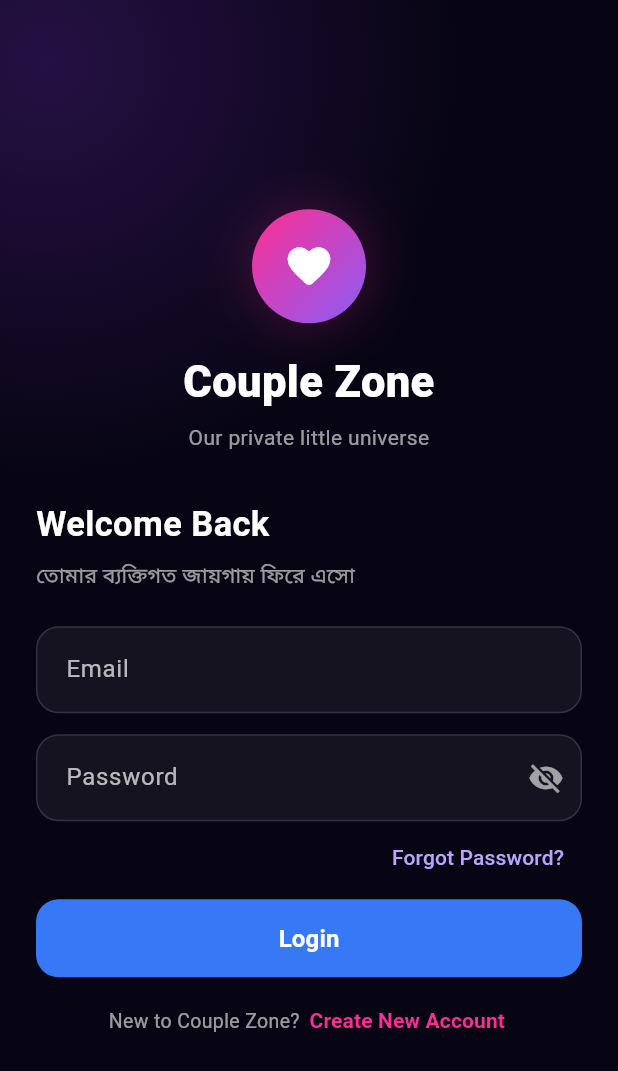
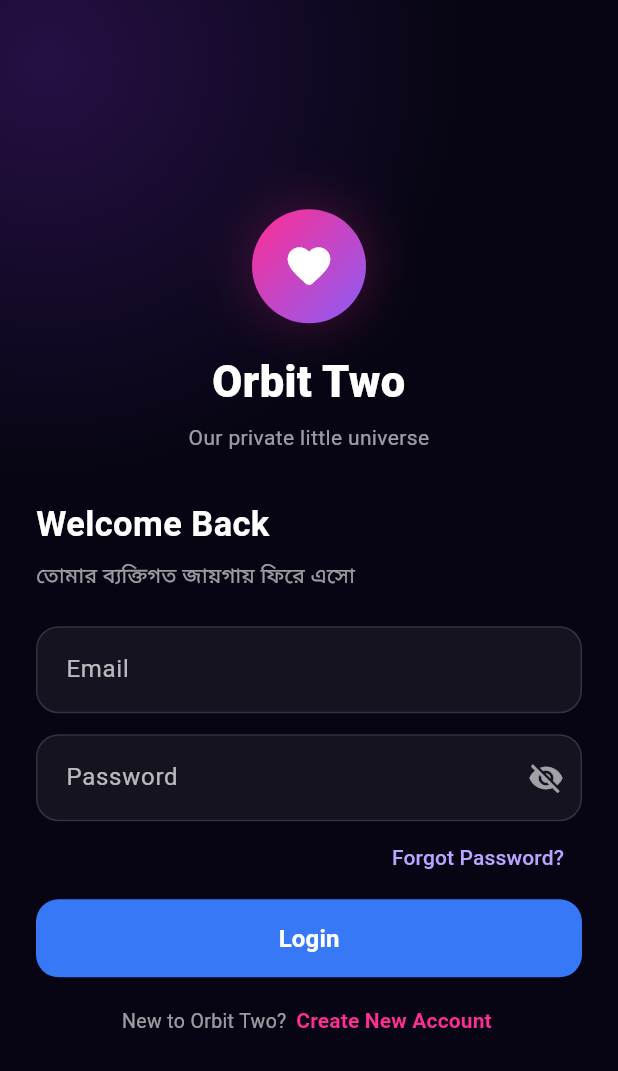
Before and after one commit to just4labi-coder/our-private-space, a Flutter app: the screen it shows after launch, on a phone screen of 412 x 824 dp. Shown: the top 1071 px of the screen. Run offline on Flutter 3.47's test engine with Material 3 defaults, Android fonts, the phone set to English and light mode, and no system bars; our stand-ins replace audioplayers, cloud_firestore, firebase_auth, firebase_core, flutter_local_notifications, image_cropper and 4 more; missing offline and left inert: record, video_thumbnail; accounts and stored records are empty.

Commit message:
Rename authentication screen branding to Orbit Two

```diff
--- a/lib/screens/auth_screen.dart
+++ b/lib/screens/auth_screen.dart
@@ -232,7 +232,7 @@
                         ),
                       ),
                       const Text(
-                        'Couple Zone',
+                        'Orbit Two',
                         textAlign: TextAlign.center,
                         style: TextStyle(
                           color: Colors.white,
@@ -405,7 +405,7 @@
                           Text(
                             _isCreateAccount
                                 ? 'Already have an account? '
-                                : 'New to Couple Zone? ',
+                                : 'New to Orbit Two? ',
                             style: const TextStyle(
                               color: Colors.white60,
                               fontSize: 13,
```
